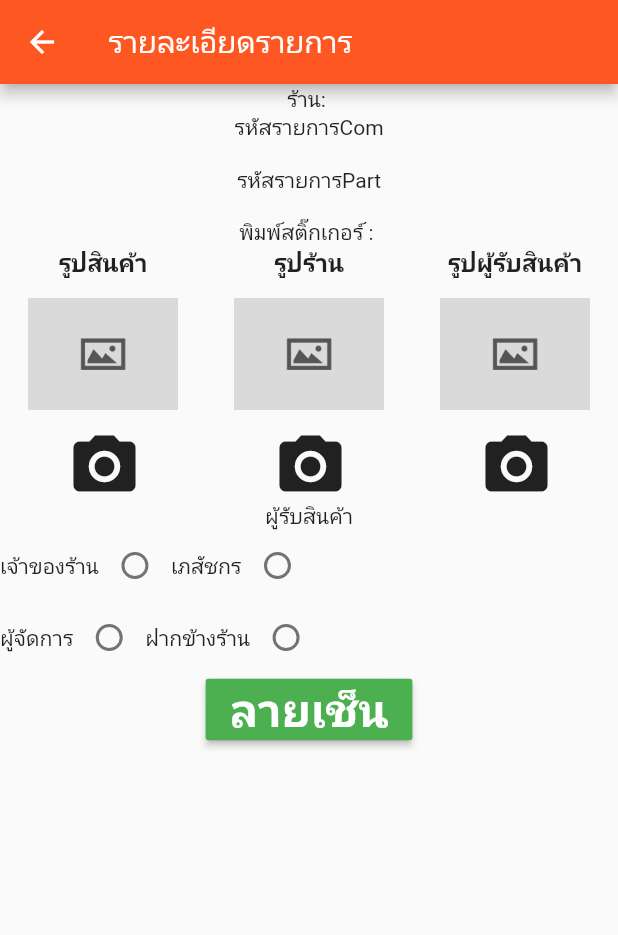
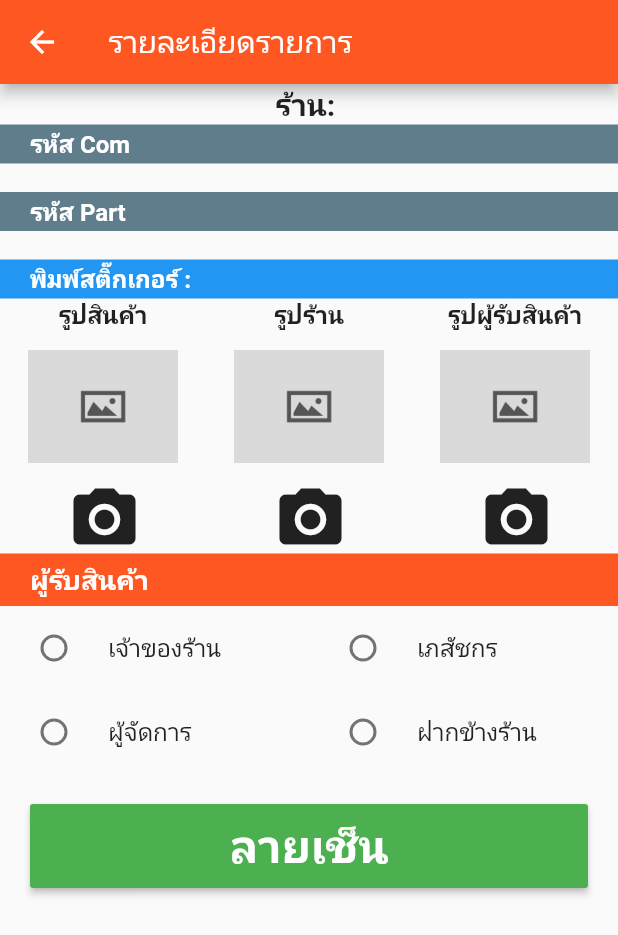
Before and after one commit to wanghatyai/wang_ship, a Flutter app: the CheckOrderDetailPage screen opened directly with empty values, after a tap on "ลายเช็น", on a phone screen of 412 x 824 dp. Shown: the top 935 px of the screen. Run offline on Flutter 3.47's test engine with Material 2 defaults, Android fonts, the phone set to English and light mode, and no system bars; our stand-ins replace fluttertoast, image_picker, permission_handler, shared_preferences; missing offline and left inert: barcode_scan; accounts and stored records are empty.

Commit message:
update ui update All Fun.

```diff
--- a/lib/check_order_detail.dart
+++ b/lib/check_order_detail.dart
@@ -4,6 +4,9 @@ import 'package:image_picker/image_picker.dart';
 import 'package:image/image.dart' as img;
 
 import 'package:wang_ship/image_detail.dart';
+import 'package:wang_ship/customer_sign.dart';
+
+import 'package:http/http.dart' as http;
 
 class CheckOrderDetailPage extends StatefulWidget {
 
@@ -65,6 +68,70 @@ class _CheckOrderDetailPageState extends State<CheckOrderDetailPage> {
     }
   }
 
+  getTypeCustomerReceive(int e){
+    setState(() {
+      if(e == 1){
+        typeCustomerGet = 1;
+      } else if (e == 2) {
+        typeCustomerGet = 2;
+      } else if (e == 3) {
+        typeCustomerGet = 3;
+      } else if (e == 4) {
+        typeCustomerGet = 4;
+      }
+    });
+  }
+
+  _signCustomer(val, e){
+
+    img.Image preImageFile1 = img.decodeImage(imageFile1.readAsBytesSync());
+    img.Image resizeImage1 = img.copyResize(preImageFile1, width: 800);
+
+    File resizeImageFile1 = File(imageFile1.path)
+      ..writeAsBytesSync(img.encodeJpg(resizeImage1, quality: 90));
+
+    /*var stream1 = http.ByteStream(
+        DelegatingStream.typed(resizeImageFile1.openRead()));
+    var imgLength1 = await resizeImageFile1.length();
+    var multipartFile1 = http.MultipartFile("runFile2", stream1, imgLength1,
+        filename: path.basename("resizeImageFile1.jpg"));*/
+
+    img.Image preImageFile2 = img.decodeImage(imageFile2.readAsBytesSync());
+    img.Image resizeImage2 = img.copyResize(preImageFile2, width: 800);
+
+    File resizeImageFile2 = File(imageFile2.path)
+      ..writeAsBytesSync(img.encodeJpg(resizeImage2, quality: 90));
+
+    /*var stream2 = http.ByteStream(
+        DelegatingStream.typed(resizeImageFile2.openRead()));
+    var imgLength2 = await resizeImageFile2.length();
+    var multipartFile2 = http.MultipartFile("runFile2ex", stream2, imgLength2,
+        filename: path.basename("resizeImageFile2.jpg"));*/
+
+    img.Image preImageFile3 = img.decodeImage(imageFile3.readAsBytesSync());
+    img.Image resizeImage3 = img.copyResize(preImageFile3, width: 800);
+
+    File resizeImageFile3 = File(imageFile3.path)
+      ..writeAsBytesSync(img.encodeJpg(resizeImage3, quality: 90));
+
+    /*var stream3 = http.ByteStream(
+        DelegatingStream.typed(resizeImageFile3.openRead()));
+    var imgLength3 = await resizeImageFile3.length();
+    var multipartFile3 = http.MultipartFile(
+        "runFile2priceTag", stream3, imgLength3,
+        filename: path.basename("resizeImageFile3.jpg"));*/
+
+    Navigator.push(
+        context,
+        MaterialPageRoute(builder: (context) => CustomerSignPage(
+            billOrderShip: val,
+            typeCustomerGet: e,
+            filePic1: resizeImageFile1,
+            filePic2: resizeImageFile2,
+            filePic3: resizeImageFile3
+        )));
+  }
+
   @override
   Widget build(BuildContext context) {
     return Scaffold(
@@ -75,26 +142,41 @@ class _CheckOrderDetailPageState extends State<CheckOrderDetailPage> {
       body: Container(
         child: Column(
           children: <Widget>[
-            Text('ร้าน: ${widget.billOrderShipVal.shipBillCusName}'),
-            Text('รหัสรายการCom'),
+            Text('ร้าน: ${widget.billOrderShipVal.shipBillCusName}', style: TextStyle(fontWeight: FontWeight.bold, fontSize: 20)),
+            Container(
+              padding: EdgeInsets.fromLTRB(20, 2, 20, 2),
+              width: double.infinity,
+              color: Colors.blueGrey,
+              child: Text('รหัส Com', style: TextStyle(color: Colors.white, fontSize: 16, fontWeight: FontWeight.bold),),
+            ),
             Row(
               mainAxisAlignment: MainAxisAlignment.spaceBetween,
               children: <Widget>[
-                Text('${widget.billOrderShipVal.shipBillCodeCom1}'),
-                Text('${widget.billOrderShipVal.shipBillCodeCom2}'),
-                Text('${widget.billOrderShipVal.shipBillCodeCom3}'),
+                Text('${widget.billOrderShipVal.shipBillCodeCom1}', style: TextStyle(fontSize: 16,)),
+                Text('${widget.billOrderShipVal.shipBillCodeCom2}', style: TextStyle(fontSize: 16,)),
+                Text('${widget.billOrderShipVal.shipBillCodeCom3}', style: TextStyle(fontSize: 16,)),
               ],
             ),
-            Text('รหัสรายการPart'),
+            Container(
+              padding: EdgeInsets.fromLTRB(20, 2, 20, 2),
+              width: double.infinity,
+              color: Colors.blueGrey,
+              child: Text('รหัส Part', style: TextStyle(color: Colors.white, fontSize: 16, fontWeight: FontWeight.bold),),
+            ),
             Row(
               mainAxisAlignment: MainAxisAlignment.spaceBetween,
               children: <Widget>[
-                Text('${widget.billOrderShipVal.shipBillCode1}'),
-                Text('${widget.billOrderShipVal.shipBillCode2}'),
-                Text('${widget.billOrderShipVal.shipBillCode3}'),
+                Text('${widget.billOrderShipVal.shipBillCode1}', style: TextStyle(fontSize: 16,)),
+                Text('${widget.billOrderShipVal.shipBillCode2}', style: TextStyle(fontSize: 16,)),
+                Text('${widget.billOrderShipVal.shipBillCode3}', style: TextStyle(fontSize: 16,)),
               ],
             ),
-            Text('พิมพ์สติ๊กเกอร์ : ${widget.billOrderShipVal.shipBillDateCreate}'),
+            Container(
+              padding: EdgeInsets.fromLTRB(20, 2, 20, 2),
+              width: double.infinity,
+              color: Colors.blue,
+              child: Text('พิมพ์สติ๊กเกอร์ : ${widget.billOrderShipVal.shipBillDateCreate}', style: TextStyle(color: Colors.white, fontSize: 16, fontWeight: FontWeight.bold),),
+            ),
             Row(
               children: <Widget>[
                 Expanded(
@@ -150,47 +232,65 @@ class _CheckOrderDetailPageState extends State<CheckOrderDetailPage> {
                 ),
               ],
             ),
-            Text('ผู้รับสินค้า'),
+            Container(
+              padding: EdgeInsets.fromLTRB(20, 5, 20, 5),
+              width: double.infinity,
+              color: Colors.deepOrange,
+              child: Text('ผู้รับสินค้า', style: TextStyle(color: Colors.white, fontSize: 18, fontWeight: FontWeight.bold),),
+            ),
             Row(
               children: <Widget>[
-                Text('เจ้าของร้าน'),
-                Radio(
-                  onChanged:(e){},
+                Expanded(
+                  child: RadioListTile(
+                    title: Text('เจ้าของร้าน'),
+                    onChanged:(int e) => getTypeCustomerReceive(e),
                     activeColor: Colors.deepOrange,
                     value: 1,
                     groupValue: typeCustomerGet,
                   ),
-                Text('เภสัชกร'),
-                Radio(
-                  onChanged:(e){},
+                ),
+                Expanded(
+                  child: RadioListTile(
+                    title: Text('เภสัชกร'),
+                    onChanged:(int e) => getTypeCustomerReceive(e),
                     activeColor: Colors.deepOrange,
                     value: 2,
                     groupValue: typeCustomerGet,
-                )
+                  ),
+                ),
               ],
             ),
             Row(
               children: <Widget>[
-                Text('ผู้จัดการ'),
-                Radio(
-                  onChanged:(e){},
+                Expanded(
+                  child: RadioListTile(
+                    title: Text('ผู้จัดการ'),
+                    onChanged:(int e) => getTypeCustomerReceive(e),
                     activeColor: Colors.deepOrange,
                     value: 3,
                     groupValue: typeCustomerGet,
                   ),
-                Text('ฝากข้างร้าน'),
-                Radio(
-                  onChanged:(e){},
+                ),
+                Expanded(
+                  child: RadioListTile(
+                    title: Text('ฝากข้างร้าน'),
+                    onChanged:(int e) => getTypeCustomerReceive(e),
                     activeColor: Colors.deepOrange,
                     value: 4,
                     groupValue: typeCustomerGet,
                   ),
+                )
               ],
             ),
-            RaisedButton (
+            Padding(
+              padding: const EdgeInsets.all(20),
+              child: SizedBox(
+                width: double.infinity,
+                height: 56,
+                child: RaisedButton (
                   color: Colors.green,
                   onPressed: (){
-
+                    _signCustomer(widget.billOrderShipVal, typeCustomerGet);
                   },
                   child: Text (
                     'ลายเช็น',
@@ -201,6 +301,8 @@ class _CheckOrderDetailPageState extends State<CheckOrderDetailPage> {
                     ),
                   ),
                 ),
+              ),
+            ),
           ],
         ),
       ),
```
Lines whose indentation alone changed are shown as unchanged.
